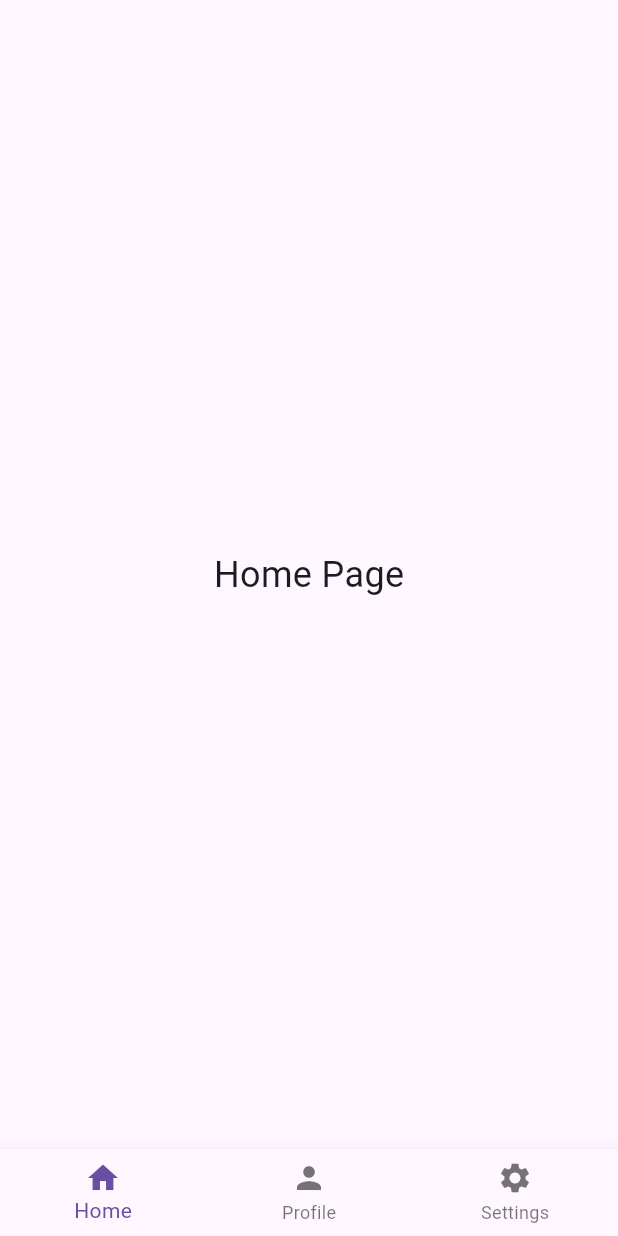
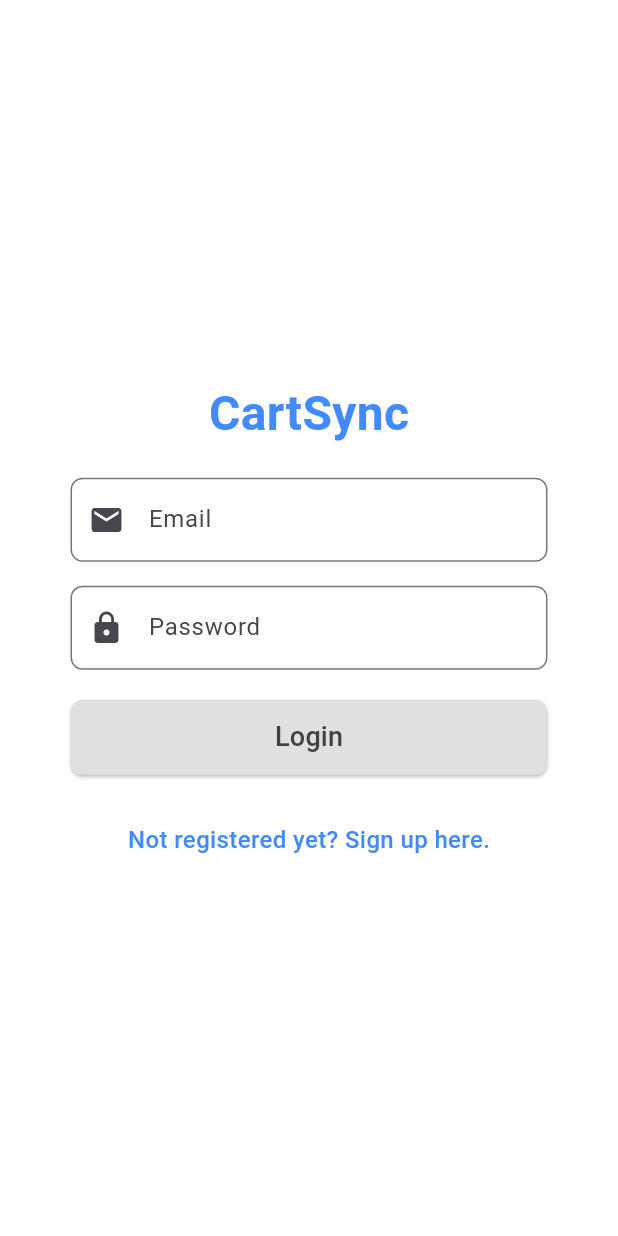
Before and after one commit to Dubstepzedd/CartSync, a Flutter app: the screen it shows after launch, on a phone screen of 412 x 824 dp. Run offline on Flutter 3.47's test engine with Material 3 defaults, Android fonts, the phone set to English and light mode, and no system bars; our stand-ins replace go_router, shared_preferences.

Commit message:
Connected backend to frontend. Added CORS support and improved backend response. A lot of code has been added to the frontend as well

```diff
--- a/app/lib/app.dart
+++ b/app/lib/app.dart
@@ -1,7 +1,10 @@
+import 'package:app/auth/login_page.dart';
+import 'package:app/auth/register_page.dart';
 import 'package:app/main_scaffold.dart';
 import 'package:app/pages/friends.dart';
 import 'package:app/pages/home.dart';
 import 'package:app/pages/list_page.dart';
+import 'package:app/pages/settings.dart';
 import 'package:flutter/material.dart';
 import 'package:go_router/go_router.dart';
 
@@ -9,22 +12,19 @@ void main() {
   runApp(const MyApp());
 }
 
-class MyApp extends StatelessWidget {
-  const MyApp({super.key});
-
-  @override
-  Widget build(BuildContext context) {
-    return MaterialApp.router(
-      routerConfig: _router,
-    );
-  }
-}
-
 final GlobalKey<NavigatorState> _shellNavigatorKey = GlobalKey<NavigatorState>();
 
 final GoRouter _router = GoRouter(
-  initialLocation: '/home',
+  initialLocation: '/login',
   routes: [
+    GoRoute(
+      path: '/login',
+      pageBuilder: (context, state) => const NoTransitionPage(child: LoginPage()),
+    ),
+    GoRoute(
+      path: '/register',
+      pageBuilder: (context, state) => const NoTransitionPage(child: RegisterPage()),
+    ),
     ShellRoute(
       navigatorKey: _shellNavigatorKey,
       builder: (context, state, child) {
@@ -43,7 +43,24 @@ final GoRouter _router = GoRouter(
           path: '/friends',
           pageBuilder: (context, state) => const NoTransitionPage(child: FriendsPage()),
         ),
+        GoRoute(
+          path: '/settings',
+          pageBuilder: (context, state) => const NoTransitionPage(child: SettingsPage()),
+        )
       ],
     ),
   ],
 );
+
+
+class MyApp extends StatelessWidget {
+  const MyApp({super.key});
+
+
+  @override
+  Widget build(BuildContext context) {
+    return MaterialApp.router(
+      routerConfig: _router,
+    );
+  }
+}
--- /dev/null
+++ b/app/lib/auth/login_page.dart
@@ -0,0 +1,160 @@
+import 'package:app/backend/server_communicator.dart';
+import 'package:flutter/material.dart';
+import 'package:go_router/go_router.dart';
+
+class LoginPage extends StatefulWidget {
+  const LoginPage({super.key});
+
+  @override
+  LoginPageState createState() => LoginPageState();
+}
+
+class LoginPageState extends State<LoginPage> {
+  final formKey = GlobalKey<FormState>();
+  final TextEditingController emailController = TextEditingController();
+  final TextEditingController passwordController = TextEditingController();
+
+  @override
+  Widget build(BuildContext context) {
+    return Scaffold(
+      backgroundColor: Colors.white,  // Soft background color
+      body: Center(
+        child: Padding(
+          padding: const EdgeInsets.all(20.0),  // Add padding around the form
+          child: SizedBox(
+            width: 350,  // Increased width for better spacing
+            child: Padding(
+              padding: const EdgeInsets.all(16.0),
+              child: Form(
+                key: formKey,
+                child: Column(
+                  mainAxisAlignment: MainAxisAlignment.center,
+                  children: [
+                    const Text(
+                      'CartSync',
+                      style: TextStyle(
+                        fontSize: 32,
+                        fontWeight: FontWeight.bold,
+                        color: Colors.blueAccent,
+                      ),
+                    ),
+                    const SizedBox(height: 20),
+                    getTextField('Email', Icons.email, emailController),
+                    const SizedBox(height: 16),
+                    getTextField('Password', Icons.lock, isSensitive: true, passwordController),
+                    const SizedBox(height: 20),
+                    ElevatedButton(
+                      onPressed: onLogin,
+                      style: ElevatedButton.styleFrom(
+                        minimumSize: const Size(double.infinity, 50),
+                        backgroundColor: Colors.grey[300],
+                        shape: RoundedRectangleBorder(
+                          borderRadius: BorderRadius.circular(8),
+                        ),
+                      ),
+                      child: Text('Login', style: TextStyle(fontSize: 18, color: Colors.grey[800])),
+                    ),
+                    const SizedBox(height: 12),
+                    const SizedBox(height: 20),
+                    Center(
+                      child: GestureDetector(
+                        onTap: () {
+                          GoRouter.of(context).go('/register');
+                        },
+                        child: const Text(
+                          "Not registered yet? Sign up here.",
+                          style: TextStyle(
+                            color: Colors.blueAccent,
+                            fontSize: 16,
+                            fontWeight: FontWeight.w500,
+                          ),
+                        ),
+                      ),
+                    ),
+                  ],
+                ),
+              ),
+            ),
+          ),
+        ),
+      ),
+    );
+  }
+
+  Future<void> onLogin() async {
+    // Validate form before proceeding
+    if (formKey.currentState!.validate()) {
+      try {
+
+        final response = await ServerCommunicator().sendRequest(
+          "/login",
+          HTTPMethod.post,
+          {
+            "username": emailController.text.trim(),
+            "password": passwordController.text.trim(),
+          },
+        );
+
+        if(response.containsKey("success") && response["success"] == true) {
+          ServerCommunicator().setToken(response["access_token"], response["refresh_token"]);
+        }
+
+        if (!mounted) return;
+
+        // Show feedback to the user based on the response
+        ScaffoldMessenger.of(context).showSnackBar(
+          SnackBar(
+            content: Text(
+              response["msg"] ?? "An unknown error occurred",
+              style: TextStyle(
+                fontWeight: FontWeight.bold,
+                color: Colors.grey[900],
+              ),
+            ),
+            backgroundColor: (response["success"] ?? false) ? Colors.greenAccent : Colors.redAccent,
+          ),
+        );
+
+        // Navigate to home if login is successful
+        if (response["success"] == true) {
+          GoRouter.of(context).go('/home');
+        }
+      } catch (e) {
+        // Handle errors gracefully and provide feedback
+        if (!mounted) return;
+
+        ScaffoldMessenger.of(context).showSnackBar(
+          SnackBar(
+            content: Text(
+              "Failed to login. Please try again.",
+              style: TextStyle(fontWeight: FontWeight.bold, color: Colors.grey[900]),
+            ),
+            backgroundColor: Colors.redAccent,
+          ),
+        );
+      }
+    }
+  }
+
+
+
+  // Reusable method to create a nice text field.
+  Widget getTextField(String label, IconData icon, TextEditingController controller, {bool isSensitive = false}) {
+    return TextField(
+      controller: controller,
+      obscureText: isSensitive,
+      decoration: InputDecoration(
+        hintText: label,
+        prefixIcon: Icon(icon),
+        border: OutlineInputBorder(
+          borderRadius: BorderRadius.circular(8),
+          borderSide: const BorderSide(color: Colors.blue),
+        ),
+        focusedBorder: OutlineInputBorder(
+          borderRadius: BorderRadius.circular(8),
+          borderSide: const BorderSide(color: Colors.blueAccent),
+        ),
+      ),
+    );
+  }
+}
--- a/app/lib/main_scaffold.dart
+++ b/app/lib/main_scaffold.dart
@@ -2,40 +2,45 @@
 import 'package:flutter/material.dart';
 import 'package:go_router/go_router.dart';
 
-class MainScaffold extends StatelessWidget {
+class MainScaffold extends StatefulWidget {
   final Widget child;
-  final List<String> tabs = const ['home', 'list_page', 'friends'];
+  final List<String> tabs = const ["home", "list_page", "friends", "settings"];
 
   const MainScaffold({super.key, required this.child});
 
+  @override
+  State<MainScaffold> createState() => MainScaffoldState();
+}
+
+class MainScaffoldState extends State<MainScaffold> {
+
+  int selectedIndex = 0;
 
   @override
   Widget build(BuildContext context) {
+    //TODO Fix so you cant go back
     return Scaffold(
-      body: child,
-      bottomNavigationBar: BottomNavigationBar(
-        currentIndex: _getSelectedIndex(context),
-        onTap: (index) {
-          if(index >= 0 && index < tabs.length) {
-            context.go('/${tabs[index]}');
+      body: widget.child,
+      bottomNavigationBar: NavigationBar(
+        onDestinationSelected: (int index) {
+          if(index >= 0 && index < widget.tabs.length) {
+            context.go('/${widget.tabs[index]}');
           }
+
+          setState(() {
+            selectedIndex = index;
+          });
         },
-        items: const [
-          BottomNavigationBarItem(icon: Icon(Icons.home), label: 'Home'),
-          BottomNavigationBarItem(icon: Icon(Icons.person), label: 'Profile'),
-          BottomNavigationBarItem(icon: Icon(Icons.settings), label: 'Settings'),
+        selectedIndex: selectedIndex,
+        backgroundColor: Colors.white,
+        indicatorColor: Colors.amber,
+        destinations: const [
+          NavigationDestination(icon: Icon(Icons.home), label: 'Home'),
+          NavigationDestination(icon: Icon(Icons.receipt_long_outlined), label: 'Add List'),
+          NavigationDestination(icon: Icon(Icons.people_alt), label: 'Add Friends'),
+          NavigationDestination(icon: Icon(Icons.settings), label: 'Settings')
         ],
       ),
     );
   }
-
-  int _getSelectedIndex(BuildContext context) {
-    final location = GoRouterState.of(context).uri.toString();
-    if (location.startsWith('/profile')) {
-      return 1;
-    } else if (location.startsWith('/settings')) {
-      return 2;
-    }
-    return 0;
-  }
 }
--- a/app/pubspec.yaml
+++ b/app/pubspec.yaml
@@ -10,6 +10,8 @@ dependencies:
   flutter:
     sdk: flutter
   go_router: ^14.6.3
+  http: ^1.3.0
+  shared_preferences: ^2.4.0
 
 dev_dependencies:
   flutter_test:
```
Also changed, not shown: app/lib/auth/register_page.dart (added, +145 -0 lines), app/lib/backend/server_communicator.dart (added, +86 -0 lines), app/lib/pages/home.dart (+76 -2 lines), app/lib/pages/settings.dart (added, +12 -0 lines), app/pubspec.lock, 5 other files.
